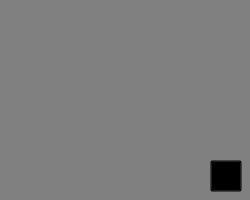
Chaos192/GenshinImpact_AutoMap, file GenshinImpact_AutoMap/GenshinImpact_AutoMap.ui: the form before one commit.
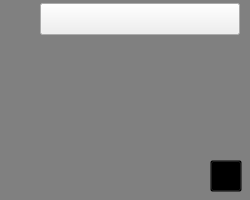
The form after the commit. Icons and pictures are not drawn. Custom widgets are drawn as their Qt base class.

```diff
--- a/GenshinImpact_AutoMap/GenshinImpact_AutoMap.ui
+++ b/GenshinImpact_AutoMap/GenshinImpact_AutoMap.ui
@@ -104,7 +104,20 @@
      </size>
     </property>
     <property name="shortcut">
-     <string>Ctrl+T</string>
+     <string>Alt+T</string>
+    </property>
+   </widget>
+   <widget class="QPushButton" name="pushButton">
+    <property name="geometry">
+     <rect>
+      <x>40</x>
+      <y>3</y>
+      <width>200</width>
+      <height>32</height>
+     </rect>
+    </property>
+    <property name="text">
+     <string/>
     </property>
    </widget>
   </widget>
```
Left out of the diff: 2 changed lines with no effect on the pictures.
